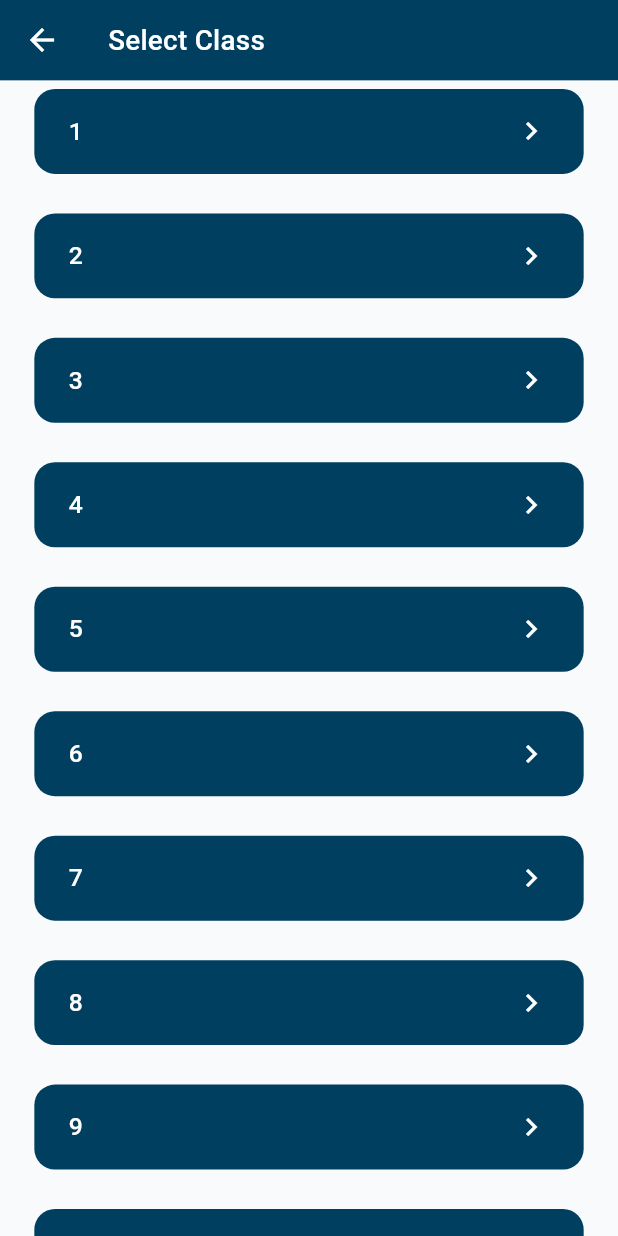
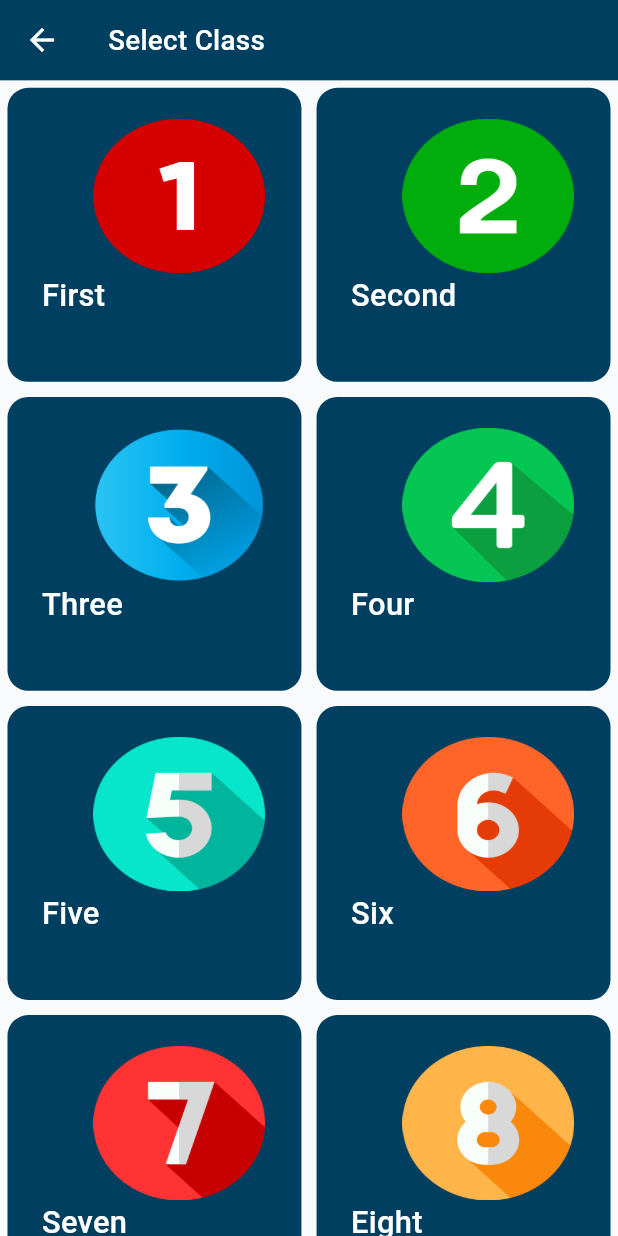
Before and after one commit to Manjunath199918/viraadmin, a Flutter app: the SelectClass screen opened directly, on a phone screen of 412 x 824 dp. Run offline on Flutter 3.47's test engine with Material 3 defaults, Android fonts, the phone set to English and light mode, and no system bars; our stand-ins replace animated_text_kit, auto_route, carousel_slider, cloud_firestore, connectivity_plus, device_info_plus and 27 more; missing offline and left inert: facebook_app_events, firebase_app_installations, kochava_tracker, mixpanel_flutter, otp_autofill, quick_actions; accounts and stored records are empty; Roboto replaces fonts that are missing (Circular Std); project files that could hold a hidden picture were left out.

Commit message:
halfway in sql lite

```diff
--- a/lib/constants/constants.dart
+++ b/lib/constants/constants.dart
@@ -28,7 +28,8 @@
    static const String nineClass ='NINE';
    static const String tenClass ='TEN';
     static const String teacher ='TEACHER';
-   static const String uniqueIdNumber ='uin';
+   static const String uniqueIdNumber ='UIN';
+
     static const String kannada ='KANNADA';
     static const String english ='ENGLISH';
     static const String hindi ='HINDI';
@@ -37,6 +38,7 @@
     static const String sanskrit ='SANSKRIT';
     static const String physicalEducation ='PHYEDU';
     static const String calenderEvents ='CALENDEREVENTS';
+    static const String students ='STUDENTS';
     static const Map classString ={
       0:Constants.firstClass,
       1:Constants.secondClass,
--- a/lib/modules/domain/repository/profile/my_profile_repository.dart
+++ b/lib/modules/domain/repository/profile/my_profile_repository.dart
@@ -10,6 +10,7 @@ part 'responses.dart';
 part 'models/address.dart';
 part 'models/user_address.dart';
 part 'models/user_details.dart';
+part 'models/students.dart';
 
 abstract class ProfileRepository extends Repository {
   factory ProfileRepository() => ProfileRepositoryImpl();
--- a/lib/presentation/screens/attendence/widgets/class_select.dart
+++ b/lib/presentation/screens/attendence/widgets/class_select.dart
@@ -12,12 +12,11 @@ class SelectClass extends ConsumerWidget {
     final params = _VSControllerParams(index: index);
     final state = ref.watch(_vsProvider(params));
     final stateController = ref.read(_vsProvider(params).notifier);
-    return
-      SafeArea(
+
+    return SafeArea(
       child: KScaffold(
         appBar: KAppBar(
           elevation: 0,
-
           backgroundColor: currentTheme.themeBox.colors.primary,
           title: Text(
             'Select Class',
@@ -25,73 +24,77 @@ class SelectClass extends ConsumerWidget {
           ),
         ),
 
-          body:ListView.builder(
+        body: GridView.builder(
           itemCount: 10,
-              itemBuilder: (context,i){
-            return InkWell(
-              onTap: (){
-                stateController.setIndex(1);
-
+          gridDelegate: const SliverGridDelegateWithFixedCrossAxisCount(
+              crossAxisCount: 2, crossAxisSpacing: 0.1, mainAxisSpacing: 0.1),
+          itemBuilder: (BuildContext context, int index) {
+            return classCard(currentTheme,index,(){
+              stateController.moveToAttendance(1,index);
+            });
           },
-              child: KCard(
-                height: 55.toAutoScaledHeight,
-                width: 320.toAutoScaledWidth,
-                paddingTop: 5.toAutoScaledWidth,
-                backgroundColor:currentTheme.themeBox.colors.primary ,
-                child:Padding(
-                  padding:  EdgeInsets.symmetric(horizontal: 20.toAutoScaledWidth),
-                  child: Row(
-                    mainAxisAlignment: MainAxisAlignment.spaceBetween,
-                    children: [
-                      Text('${i+1}',style: kTextStyles.s16WhiteBold,),
-                      Icon(Icons.keyboard_arrow_right,color: currentTheme.themeBox.colors.white,)
-                    ],
-                  ),
         ),
 
 
       ),
     );
-          }),
-        ),
-      );
   }
 
-  Widget contentBar(KThemeState currentTheme, String url, String name,
-      VoidCallback? onPressed) {
+  Widget classCard(KThemeState currentTheme, int i, VoidCallback? onPressed) {
     KTextStyles kTextStyles = KTextStyles();
+    List<String> images = [
+      Assets.firstClass,
+      Assets.secondClass,
+      Assets.thirdClass,
+      Assets.fourthClass,
+      Assets.fifthClass,
+      Assets.sixthClass,
+      Assets.seventhClass,
+      Assets.eightClass,
+      Assets.ninethClass,
+      Assets.tenthClass,
+    ];
+    List<String> classNames = [
+      'First',
+      'Second',
+      'Three',
+      'Four',
+      'Five',
+      'Six',
+      'Seven',
+      'Eight',
+      'Nine',
+      'Ten',
+    ];
 
     return InkWell(
       onTap: onPressed,
-      child: Column(
+      child: KCard(
+        paddingLeft: 5,
+        paddingRight: 5,
+        paddingBottom: 5,
+        paddingTop: 5,
+        height: 150.toAutoScaledHeight,
+        width: 160.toAutoScaledWidth,
+        backgroundColor: currentTheme.themeBox.colors.primary,
+        child: Stack(
           children: [
-          Container(
-            height: 70.toAutoScaledHeight,
-            width: 70.toAutoScaledWidth,
-            decoration: BoxDecoration(
-              color: currentTheme.themeBox.colors.white,
-              shape: BoxShape.circle,
-              boxShadow: [
-                BoxShadow(
-                  color: currentTheme.themeBox.colors.greyVariant,
-                  blurRadius: 2.toAutoScaledWidth,
+            Positioned(
+                top: 20.toAutoScaledHeight,
+                left: 50.toAutoScaledWidth,
+                child: KImage(
+                    imageUrl: images[i],
+                    width: 100.toAutoScaledWidth,
+                    height: 100.toAutoScaledHeight)),
+            Positioned(
+                top: 120.toAutoScaledHeight,
+                left: 20.toAutoScaledWidth,
+                child: Text(
+                  classNames[i],
+                  style: kTextStyles.s20WhiteBold,
+                )),
+          ],
         ),
-              ], //This will make container round
-            ),
-            child: Center(
-              child: KImage(
-                imageUrl: url,
-                height: 40.toAutoScaledHeight,
-                width: 40.toAutoScaledWidth,
-              ),
-            ),
-          ),
-          10.toVerticalSizedBox,
-          Text(
-            name,
-            style: kTextStyles.s14PrimaryBold,
-          )
-        ],
       ),
     );
   }
--- a/lib/presentation/screens/multimedia/widgets/class_select.dart
+++ b/lib/presentation/screens/multimedia/widgets/class_select.dart
@@ -111,6 +111,10 @@ class SelectClass extends ConsumerWidget {
     return InkWell(
       onTap: onPressed,
       child: KCard(
+        paddingLeft: 10,
+        paddingRight: 5,
+        paddingBottom: 10,
+        paddingTop: 10,
         height: 150.toAutoScaledHeight,
         width: 160.toAutoScaledWidth,
         backgroundColor: currentTheme.themeBox.colors.primary,
--- a/pubspec.yaml
+++ b/pubspec.yaml
@@ -104,6 +104,8 @@ dependencies:
   cloud_firestore: ^4.14.0
   file_picker: ^5.2.10
   firebase_storage: ^11.6.0
+  sqflite: ^2.3.2
+  path: ^1.8.3
 
 dev_dependencies:
   flutter_test:
```
Also changed, not shown: lib/modules/domain/repository/profile/models/students.dart (added, +98 -0 lines), lib/presentation/screens/attendence/controller.dart (+73 -33 lines), lib/presentation/screens/attendence/sqlitedb.dart (added, +68 -0 lines), lib/presentation/screens/attendence/view.dart (+11 -0 lines), lib/presentation/screens/home/controller.dart (+12 -4 lines), pubspec.lock. Lines whose indentation alone changed are shown as unchanged.
